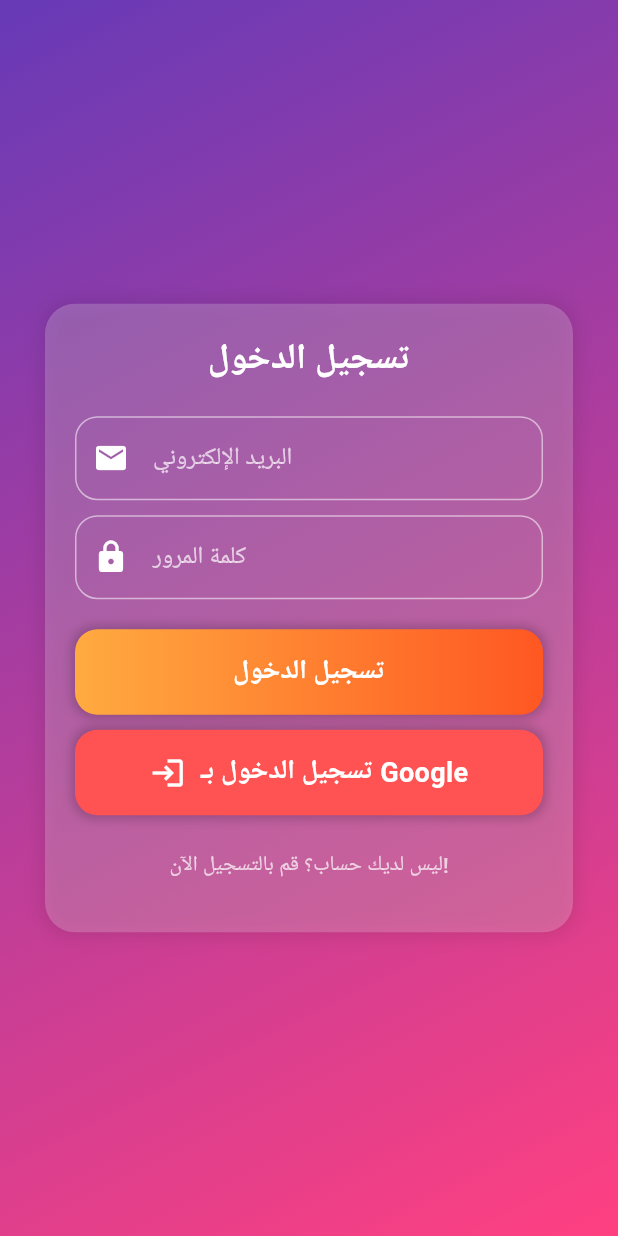
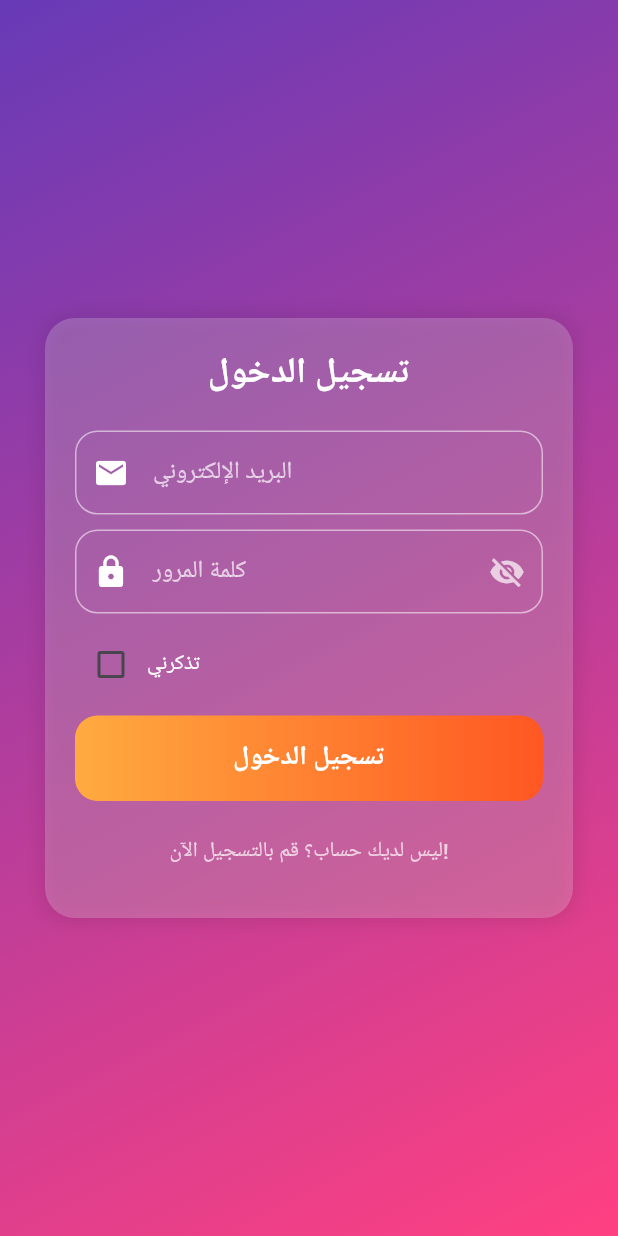
Before and after one commit to azizben247/labssadz, a Flutter app: the screen it shows after launch, item 3 of the bottom bar chosen, on a phone screen of 412 x 824 dp. Run offline on Flutter 3.47's test engine with Material 3 defaults, Android fonts, the light colour scheme and no system bars; our stand-ins replace cloud_firestore, firebase_auth, firebase_core, firebase_storage, image_picker, shared_preferences and 1 more; accounts and stored records are empty.

Commit message:
fix login

```diff
--- a/lib/login_page.dart
+++ b/lib/login_page.dart
@@ -1,6 +1,6 @@
 import 'package:flutter/material.dart';
 import 'package:firebase_auth/firebase_auth.dart';
-import 'package:google_sign_in/google_sign_in.dart';
+import 'package:shared_preferences/shared_preferences.dart';
 import 'signup_page.dart';
 import 'store_page.dart';
 
@@ -16,7 +16,32 @@ class _LoginPageState extends State<LoginPage> {
   final TextEditingController _passwordController = TextEditingController();
   final _formKey = GlobalKey<FormState>();
   bool _isLoading = false;
+  bool _isPasswordVisible = false;
+  bool _rememberMe = false; // متغير لحفظ خيار تذكر المستخدم
 
+  @override
+  void initState() {
+    super.initState();
+    _loadSavedLogin(); // تحميل بيانات تسجيل الدخول عند فتح التطبيق
+  }
+
+  // تحميل بيانات تسجيل الدخول المخزنة
+  Future<void> _loadSavedLogin() async {
+    final prefs = await SharedPreferences.getInstance();
+    String? savedEmail = prefs.getString('email');
+    String? savedPassword = prefs.getString('password');
+    bool? remember = prefs.getBool('rememberMe');
+
+    if (savedEmail != null && savedPassword != null && remember == true) {
+      _emailController.text = savedEmail;
+      _passwordController.text = savedPassword;
+      setState(() {
+        _rememberMe = true;
+      });
+    }
+  }
+
+  // تسجيل الدخول وحفظ البيانات إذا تم تحديد خيار "تذكرني"
   Future<void> _login() async {
     if (!_formKey.currentState!.validate()) return;
 
@@ -30,12 +55,33 @@ class _LoginPageState extends State<LoginPage> {
         password: _passwordController.text.trim(),
       );
 
+      // حفظ بيانات تسجيل الدخول إذا اختار المستخدم "تذكرني"
+      if (_rememberMe) {
+        final prefs = await SharedPreferences.getInstance();
+        prefs.setString('email', _emailController.text.trim());
+        prefs.setString('password', _passwordController.text.trim());
+        prefs.setBool('rememberMe', true);
+      } else {
+        _clearSavedLogin(); // حذف بيانات تسجيل الدخول إذا لم يتم تحديد الخيار
+      }
+
+      // الانتقال إلى الصفحة الرئيسية بعد تسجيل الدخول
       Navigator.pushReplacement(
           context, MaterialPageRoute(builder: (context) => const StorePage()));
     } on FirebaseAuthException catch (e) {
+      String errorMessage = "حدث خطأ، حاول مرة أخرى";
+
+      if (e.code == 'user-not-found') {
+        errorMessage = "المستخدم غير موجود";
+      } else if (e.code == 'wrong-password') {
+        errorMessage = "كلمة المرور غير صحيحة";
+      } else if (e.code == 'invalid-email') {
+        errorMessage = "البريد الإلكتروني غير صالح";
+      }
+
       ScaffoldMessenger.of(context).showSnackBar(
         SnackBar(
-            content: Text("❌ خطأ: ${e.message}"), backgroundColor: Colors.red),
+            content: Text("❌ $errorMessage"), backgroundColor: Colors.red),
       );
     }
 
@@ -44,24 +90,12 @@ class _LoginPageState extends State<LoginPage> {
     });
   }
 
-  Future<void> signInWithGoogle() async {
-    try {
-      final GoogleSignInAccount? googleUser = await GoogleSignIn().signIn();
-      if (googleUser == null) return;
-
-      final GoogleSignInAuthentication googleAuth =
-          await googleUser.authentication;
-      final credential = GoogleAuthProvider.credential(
-        accessToken: googleAuth.accessToken,
-        idToken: googleAuth.idToken,
-      );
-
-      await FirebaseAuth.instance.signInWithCredential(credential);
-      Navigator.pushReplacement(
-          context, MaterialPageRoute(builder: (context) => const StorePage()));
-    } catch (e) {
-      print("❌ خطأ في تسجيل الدخول بـ Google: $e");
-    }
+  // حذف بيانات تسجيل الدخول من `SharedPreferences`
+  Future<void> _clearSavedLogin() async {
+    final prefs = await SharedPreferences.getInstance();
+    prefs.remove('email');
+    prefs.remove('password');
+    prefs.remove('rememberMe');
   }
 
   @override
@@ -121,17 +155,29 @@ class _LoginPageState extends State<LoginPage> {
                     _buildTextField(
                         _passwordController, "كلمة المرور", Icons.lock,
                         isPassword: true),
-                    const SizedBox(height: 20),
+                    const SizedBox(height: 10),
+
+                    // خيار "تذكرني"
+                    Row(
+                      children: [
+                        Checkbox(
+                          value: _rememberMe,
+                          onChanged: (value) {
+                            setState(() {
+                              _rememberMe = value!;
+                            });
+                          },
+                        ),
+                        const Text("تذكرني",
+                            style: TextStyle(color: Colors.white)),
+                      ],
+                    ),
+                    const SizedBox(height: 10),
 
                     // زر تسجيل الدخول
                     _isLoading
                         ? const CircularProgressIndicator()
                         : _buildLoginButton(),
-
-                    const SizedBox(height: 10),
-
-                    // زر تسجيل الدخول بـ Google
-                    _buildGoogleSignInButton(),
 
                     const SizedBox(height: 10),
 
@@ -162,12 +208,25 @@ class _LoginPageState extends State<LoginPage> {
       {bool isPassword = false}) {
     return TextFormField(
       controller: controller,
-      obscureText: isPassword,
+      obscureText: isPassword ? !_isPasswordVisible : false,
       style: const TextStyle(color: Colors.white),
       decoration: InputDecoration(
         labelText: label,
         labelStyle: const TextStyle(color: Colors.white70),
         prefixIcon: Icon(icon, color: Colors.white),
+        suffixIcon: isPassword
+            ? IconButton(
+                icon: Icon(
+                  _isPasswordVisible ? Icons.visibility : Icons.visibility_off,
+                  color: Colors.white70,
+                ),
+                onPressed: () {
+                  setState(() {
+                    _isPasswordVisible = !_isPasswordVisible;
+                  });
+                },
+              )
+            : null,
         enabledBorder: OutlineInputBorder(
           borderRadius: BorderRadius.circular(15),
           borderSide: const BorderSide(color: Colors.white54),
@@ -177,17 +236,6 @@ class _LoginPageState extends State<LoginPage> {
           borderSide: const BorderSide(color: Colors.white),
         ),
       ),
-      validator: (value) {
-        if (value!.isEmpty) return "يرجى إدخال $label";
-        if (label == "البريد الإلكتروني" &&
-            !RegExp(r'^[^@]+@[^@]+\.[^@]+').hasMatch(value)) {
-          return "يرجى إدخال بريد إلكتروني صحيح";
-        }
-        if (label == "كلمة المرور" && value.length < 6) {
-          return "يجب أن تحتوي كلمة المرور على 6 أحرف على الأقل";
-        }
-        return null;
-      },
     );
   }
 
@@ -204,13 +252,6 @@ class _LoginPageState extends State<LoginPage> {
           gradient: const LinearGradient(
             colors: [Colors.orangeAccent, Colors.deepOrange],
           ),
-          boxShadow: [
-            BoxShadow(
-              color: Colors.black.withOpacity(0.2),
-              blurRadius: 5,
-              spreadRadius: 2,
-            ),
-          ],
         ),
         child: const Text(
           "تسجيل الدخول",
@@ -220,41 +261,4 @@ class _LoginPageState extends State<LoginPage> {
       ),
     );
   }
-
-  // زر تسجيل الدخول بـ Google بشكل أنيق
-  Widget _buildGoogleSignInButton() {
-    return GestureDetector(
-      onTap: signInWithGoogle,
-      child: Container(
-        width: double.infinity,
-        padding: const EdgeInsets.symmetric(vertical: 15),
-        alignment: Alignment.center,
-        decoration: BoxDecoration(
-          borderRadius: BorderRadius.circular(15),
-          color: Colors.redAccent,
-          boxShadow: [
-            BoxShadow(
-              color: Colors.black.withOpacity(0.2),
-              blurRadius: 5,
-              spreadRadius: 2,
-            ),
-          ],
-        ),
-        child: const Row(
-          mainAxisAlignment: MainAxisAlignment.center,
-          children: [
-            Icon(Icons.login, color: Colors.white),
-            SizedBox(width: 10),
-            Text(
-              "تسجيل الدخول بـ Google",
-              style: TextStyle(
-                  color: Colors.white,
-                  fontSize: 18,
-                  fontWeight: FontWeight.bold),
-            ),
-          ],
-        ),
-      ),
-    );
-  }
 }
--- a/pubspec.yaml
+++ b/pubspec.yaml
@@ -13,7 +13,7 @@ dependencies:
     sdk: flutter
   sqflite: ^2.3.0  # أحدث إصدار لإدارة قاعدة البيانات المحلية
   path_provider: ^2.1.1  # إدارة المسارات المحلية
-  shared_preferences: ^2.2.0  # تخزين البيانات بشكل دائم
+  shared_preferences: ^2.2.2 # تخزين البيانات بشكل دائم
   crypto: ^3.0.3  # التشفير
   convert: ^3.1.1  # تحويل البيانات
   firebase_core: ^2.32.0  # Firebase الأساسي
```
Also changed, not shown: lib/store_page.dart (+20 -2 lines), lib/main.dart (line endings or trailing spaces).
